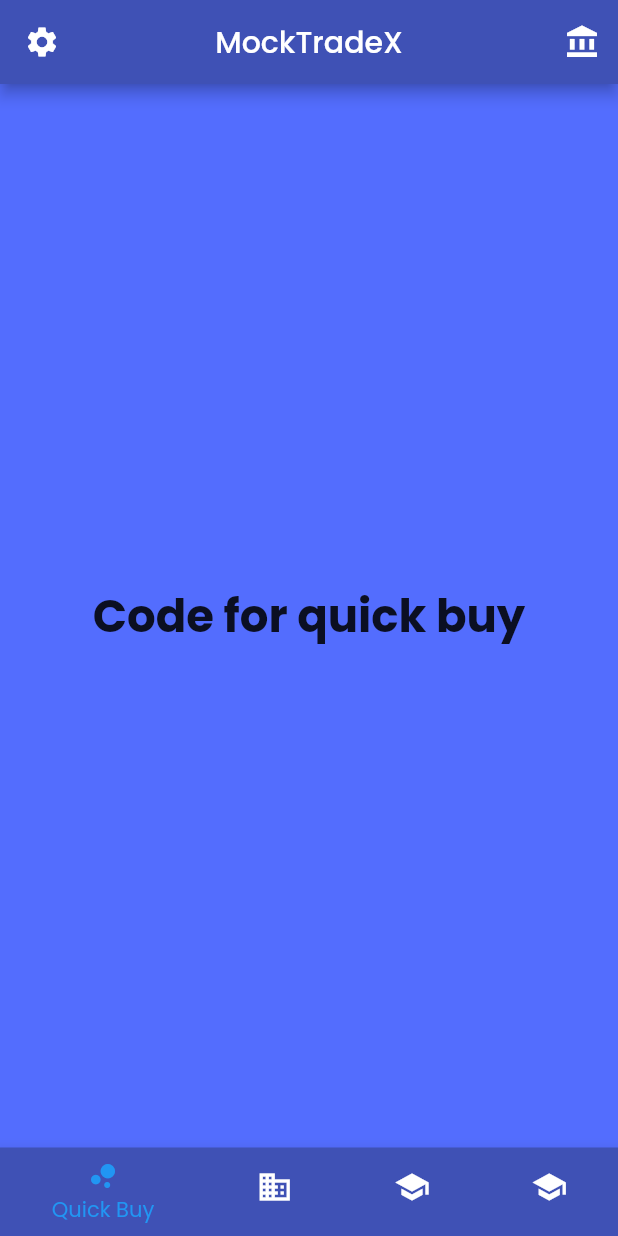
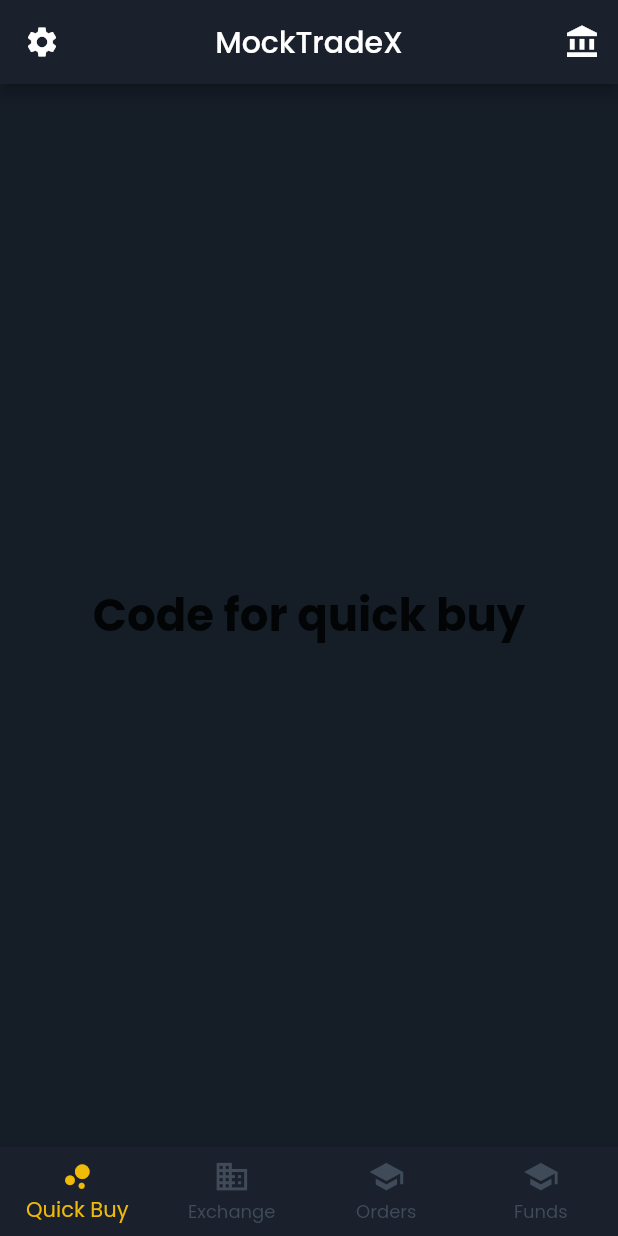
Before and after one commit to Sahil-kachhap/MockTradeX, a Flutter app: the screen it shows after launch, on a phone screen of 412 x 824 dp. Run offline on Flutter 3.47's test engine with Material 2 defaults, Android fonts, the light colour scheme and no system bars; our stand-ins replace google_fonts, lottie, webview_flutter.

Commit message:
crypto tile modification and background change

```diff
--- a/lib/Data/Repositories/crypto_repository.dart
+++ b/lib/Data/Repositories/crypto_repository.dart
@@ -4,7 +4,7 @@ import 'package:mock_tradex/Data/Data_Provider/coingecko_api.dart';
 import 'package:mock_tradex/Data/Models/crypto.dart';
 
 class CryptoRepository {
-  Future<List<Crypto>> getCryptoCoins() async {
+  static Future<List<Crypto>> getCryptoCoins() async {
     final Response response = await CryptoDataProvider.fetchCoins();
     final data = jsonDecode(response.body);
 
--- a/lib/Presentation/Screens/front_page.dart
+++ b/lib/Presentation/Screens/front_page.dart
@@ -1,5 +1,7 @@
 import 'package:flutter/material.dart';
+import 'package:webview_flutter/webview_flutter.dart';
 import 'package:mock_tradex/Presentation/Screens/exchange_screen.dart';
+import 'package:mock_tradex/constants.dart';
 
 class Frontpage extends StatefulWidget {
   const Frontpage({Key? key}) : super(key: key);
@@ -8,7 +10,6 @@ class Frontpage extends StatefulWidget {
 }
 
 class _FrontpageState extends State<Frontpage> {
-
   int _selectedIndex = 0;
   static const TextStyle optionStyle =
       TextStyle(fontSize: 30, fontWeight: FontWeight.bold);
@@ -37,7 +38,7 @@ class _FrontpageState extends State<Frontpage> {
   @override
   Widget build(BuildContext context) {
     return Scaffold(
-      backgroundColor: Colors.indigoAccent,
+      backgroundColor: Color(0xff151d27),
       appBar: AppBar(
         centerTitle: true,
         leading: IconButton(
@@ -55,37 +56,47 @@ class _FrontpageState extends State<Frontpage> {
         title: const Text(
           'MockTradeX',
         ),
-        backgroundColor: Colors.indigo,
+        backgroundColor: kAppBarColour,
       ),
       body: Center(
         child: _widgetOptions.elementAt(_selectedIndex),
       ),
       bottomNavigationBar: BottomNavigationBar(
+        iconSize: 24.5,
+        type: BottomNavigationBarType.fixed,
         items: const <BottomNavigationBarItem>[
           BottomNavigationBarItem(
-            icon: Icon(Icons.bubble_chart),
+            icon: Icon(
+              Icons.bubble_chart,
+            ),
             label: 'Quick Buy',
-            backgroundColor: Colors.indigo,
           ),
           BottomNavigationBarItem(
-            icon: Icon(Icons.business),
+            icon: Icon(
+              Icons.business,
+            ),
             label: 'Exchange',
-            backgroundColor: Colors.indigo,
           ),
           BottomNavigationBarItem(
-            icon: Icon(Icons.school),
+            icon: Icon(
+              Icons.school,
+            ),
             label: 'Orders',
-            backgroundColor: Colors.indigo,
           ),
           BottomNavigationBarItem(
-            icon: Icon(Icons.school),
+            icon: Icon(
+              Icons.school,
+            ),
             label: 'Funds',
-            backgroundColor: Colors.indigo,
           ),
         ],
         currentIndex: _selectedIndex,
-        selectedItemColor: Colors.blue,
+        selectedItemColor: kBottomBarTextActive,
+        unselectedItemColor: kBottomBarTextinActive,
         onTap: _onItemTapped,
+        selectedIconTheme: IconThemeData(color: kBottomBarTextActive),
+        unselectedIconTheme: IconThemeData(color: kBottomBarTextinActive),
+        backgroundColor: kBottomBarColor,
       ),
     );
   }
--- /dev/null
+++ b/lib/constants.dart
@@ -0,0 +1,10 @@
+import 'package:flutter/material.dart';
+
+const kAppBarColour=Color(0xff1a202c);
+const kBottomBarColor=Color(0xff1a202c);
+const kBottomBarTextActive=Color(0xffefba08);
+const kBottomBarTextinActive=Color(0xff3f4b59);
+
+const kTickerTextStyle= TextStyle(
+    color: Colors.white,
+    fontWeight: FontWeight.bold);
--- a/pubspec.yaml
+++ b/pubspec.yaml
@@ -48,6 +48,7 @@ dev_dependencies:
   # package. See that file for information about deactivating specific lint
   # rules and activating additional ones.
   flutter_lints: ^1.0.0
+  webview_flutter: ^3.0.0
 
 # For information on the generic Dart part of this file, see the
 # following page: https://dart.dev/tools/pub/pubspec
```
Also changed, not shown: lib/Presentation/Screens/exchange_screen.dart (+4 -4 lines), lib/Presentation/Widgets/crypto_tile.dart (+112 -18 lines), pubspec.lock, 2 other files.
